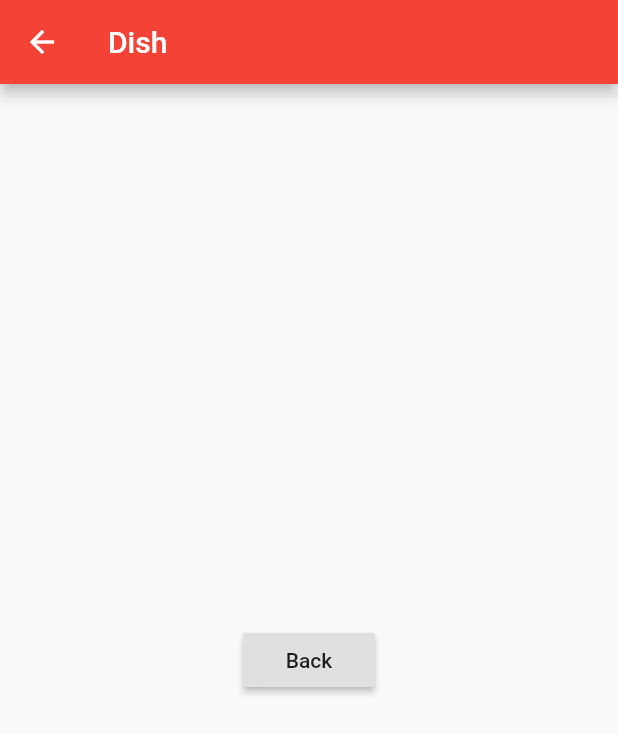
After one commit to BeatMil/calculator, a Flutter app: the screen it shows after launch, after a tap on "Next", on a phone screen of 412 x 824 dp. The commit adds this screen. Shown: the top 734 px of the screen. Run offline on Flutter 3.47's test engine with Material 2 defaults, Android fonts, the phone set to English and light mode, and no system bars.

Commit message:
try out navigate route

```diff
--- a/lib/main.dart
+++ b/lib/main.dart
@@ -1,4 +1,7 @@
 import 'package:flutter/material.dart';
+
+import './cal.dart';
+import './test.dart';
 
 void main() => runApp(MyApp());
 
@@ -12,11 +15,11 @@ class MyApp extends StatelessWidget {
         primarySwatch: Colors.red,
         brightness: Brightness.light
       ),
-      home: MyHomePage(title: 'Flutter Demo Home Page'),
+      home: Gish(),
     );
   }
 }
-
+//MyHomePage(title: 'Flutter Calculator')
 class MyHomePage extends StatefulWidget {
   MyHomePage({Key key, this.title}) : super(key: key);
 
@@ -101,4 +104,5 @@ class _MyHomePageState extends State<MyHomePage> {
                 ), // This trailing comma makes auto-formatting nicer for build methods.
               );
             }
+
 }
--- /dev/null
+++ b/lib/test.dart
@@ -0,0 +1,56 @@
+import 'package:flutter/material.dart';
+
+class Fish extends StatelessWidget {
+  @override
+  Widget build(BuildContext context) {
+    return MaterialApp(
+      title: 'TITLE HERE',
+      home: Scaffold(
+        appBar: AppBar(
+          title: Text(' FISH HERE '),
+        ),
+      ),
+
+    );
+  }
+}
+
+class Gish extends StatelessWidget {
+  @override
+  Widget build(BuildContext context) {
+    return Scaffold(
+      appBar: AppBar(
+        title: Text('Gish'),
+      ),
+      body: Center(
+        child: RaisedButton(
+          child: Text('Next'),
+          onPressed: () {
+            Navigator.push(
+              context,
+              MaterialPageRoute(builder: (context) => Dish())
+            );
+          },
+        ),
+      ),
+    );
+  }
+}
+
+class Dish extends StatelessWidget {
+  @override
+  Widget build(BuildContext context) {
+    return Scaffold(
+      appBar: AppBar(
+        title: Text('Dish'),
+      ),
+      body: Center(
+        child: RaisedButton(
+          child: Text('Back'),
+          onPressed: (){},
+        ),
+      ),
+    );
+  }
+
+}
```
Also changed, not shown: lib/cal.dart (added, +49 -0 lines). Lines whose indentation alone changed are shown as unchanged.
